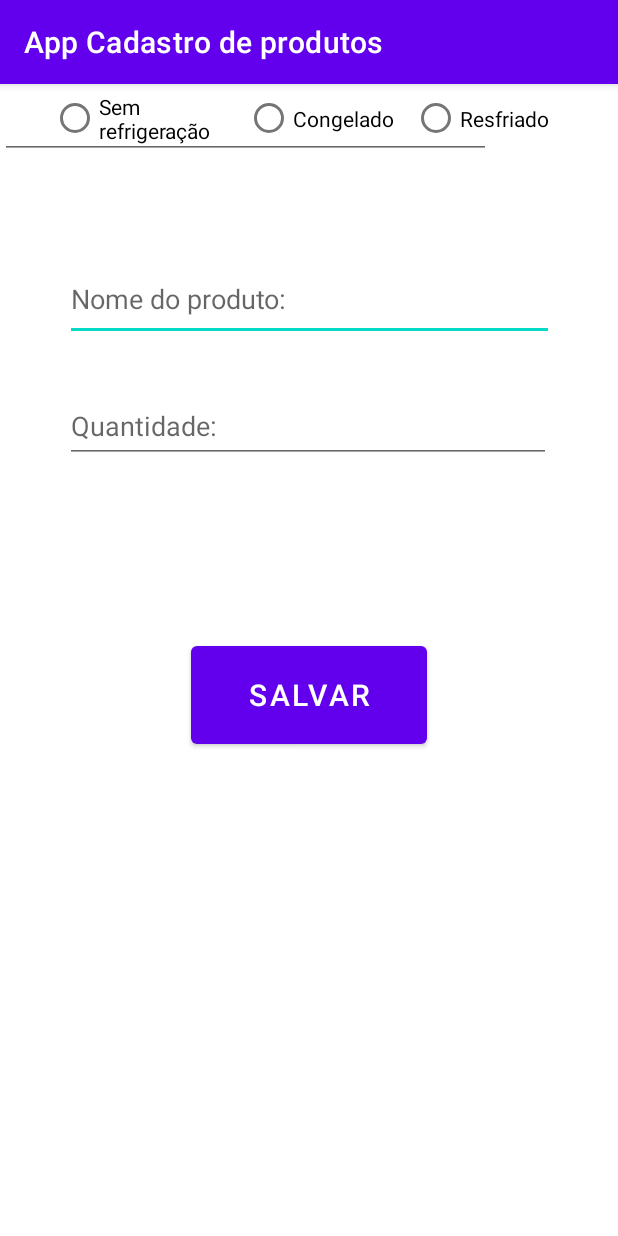
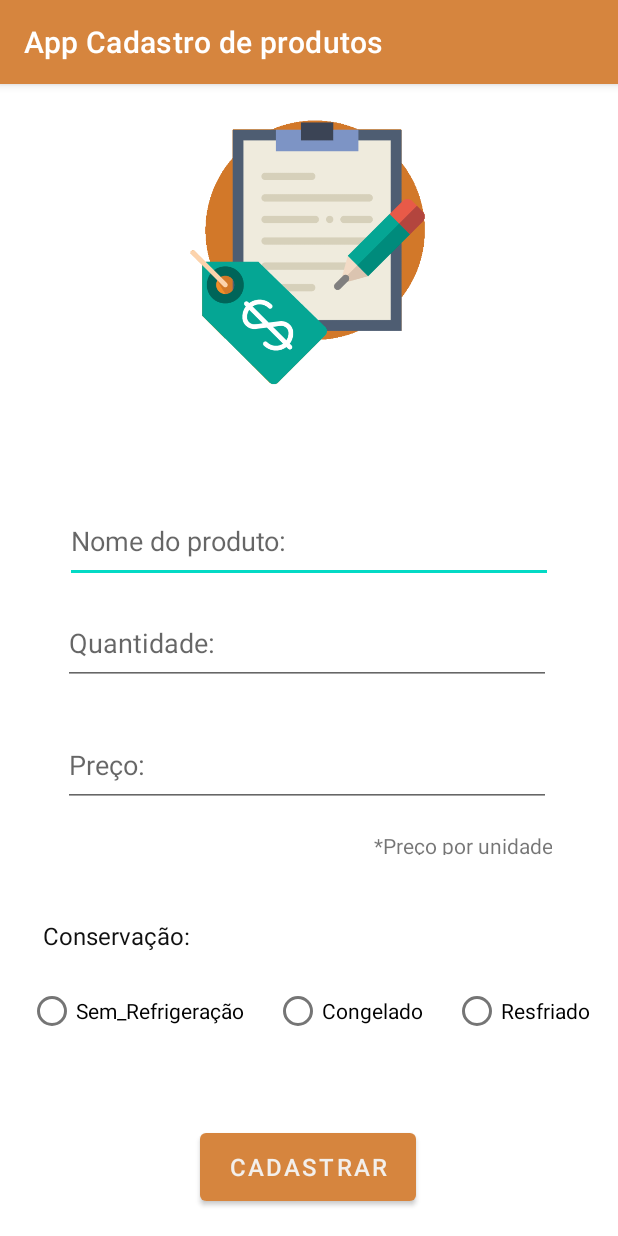
Before and after one commit to Duartesbruno/AppCadastroDeProdutos, an Android app: the screen it shows after launch (FormularioActivity), after a tap on an icon or button, on a phone screen of 412 x 824 dp. Run offline under Robolectric (Android 15) with nearby library versions, the phone set to English and light mode, and no system bars.

Commit message:
Novas alteracoes

```diff
--- a/app/src/main/java/com/bruno/appcadastrodeprodutos/Conexao.java
+++ b/app/src/main/java/com/bruno/appcadastrodeprodutos/Conexao.java
@@ -19,7 +19,9 @@ public class Conexao extends SQLiteOpenHelper {
         db.execSQL("CREATE TABLE produtos ( " +
                 " id INTEGER NOT NULL PRIMARY KEY AUTOINCREMENT ," +
                 " nome TEXT NOT NULL ," +
-                " quantidade TEXT NOT NULL ) " );
+                " quantidade TEXT NOT NULL," +
+                " preco TEXT NOT NULL, " +
+                " conservacao NOT NULL ) " );
     }
 
     @Override
--- a/app/src/main/java/com/bruno/appcadastrodeprodutos/MainActivity.java
+++ b/app/src/main/java/com/bruno/appcadastrodeprodutos/MainActivity.java
@@ -61,7 +61,7 @@ public class MainActivity extends AppCompatActivity {
 
         if( listProdutos.isEmpty() ){
             lvProdutos.setEnabled(false);
-            String[] listaVazia = {"Lista Vazia!"};
+            String[] listaVazia = {"0 Items"};
             adapter = new  ArrayAdapter(this, android.R.layout.simple_list_item_1, listaVazia);
         }else {
             lvProdutos.setEnabled(true);
--- a/app/src/main/res/layout/activity_formulario.xml
+++ b/app/src/main/res/layout/activity_formulario.xml
@@ -8,88 +8,132 @@
 
     <EditText
         android:id="@+id/etNome"
-        android:layout_width="326dp"
+        android:layout_width="325dp"
         android:layout_height="55dp"
-        android:layout_marginTop="116dp"
         android:ems="10"
         android:hint="@string/txtNomeProduto"
         android:inputType="textCapWords"
+        app:layout_constraintBottom_toBottomOf="parent"
         app:layout_constraintEnd_toEndOf="parent"
         app:layout_constraintStart_toStartOf="parent"
-        app:layout_constraintTop_toTopOf="parent" />
+        app:layout_constraintTop_toTopOf="parent"
+        app:layout_constraintVertical_bias="0.389" />
 
     <EditText
         android:id="@+id/etQto"
-        android:layout_width="324dp"
-        android:layout_height="49dp"
-        android:layout_marginTop="32dp"
+        android:layout_width="325dp"
+        android:layout_height="55dp"
         android:ems="10"
         android:hint="@string/txtQuantidade"
         android:inputType="number"
+        app:layout_constraintBottom_toBottomOf="parent"
         app:layout_constraintEnd_toEndOf="parent"
-        app:layout_constraintHorizontal_bias="0.494"
+        app:layout_constraintHorizontal_bias="0.488"
         app:layout_constraintStart_toStartOf="parent"
-        app:layout_constraintTop_toBottomOf="@+id/etNome" />
+        app:layout_constraintTop_toTopOf="parent"
+        app:layout_constraintVertical_bias="0.485" />
 
     <EditText
-        android:id="@+id/etValor"
-        android:layout_width="327dp"
-        android:layout_height="50dp"
+        android:id="@+id/etPreco"
+        android:layout_width="325dp"
+        android:layout_height="55dp"
         android:ems="10"
-        android:inputType="number"
-        tools:layout_editor_absoluteX="43dp"
-        tools:layout_editor_absoluteY="274dp" />
-
-    <Button
-        android:id="@+id/btnSalvar"
-        android:layout_width="157dp"
-        android:layout_height="77dp"
-        android:text="@string/txtSalvar"
-        android:textSize="20sp"
+        android:hint="@string/txtPreco"
+        android:inputType="numberDecimal"
         app:layout_constraintBottom_toBottomOf="parent"
         app:layout_constraintEnd_toEndOf="parent"
+        app:layout_constraintHorizontal_bias="0.488"
         app:layout_constraintStart_toStartOf="parent"
-        app:layout_constraintTop_toBottomOf="@+id/radioGroup" />
+        app:layout_constraintTop_toTopOf="parent"
+        app:layout_constraintVertical_bias="0.599" />
+
+    <TextView
+        android:id="@+id/textView2"
+        android:layout_width="121dp"
+        android:layout_height="16dp"
+        android:gravity="right"
+        android:text="@string/txtInfoPreco"
+        app:layout_constraintBottom_toBottomOf="parent"
+        app:layout_constraintEnd_toEndOf="parent"
+        app:layout_constraintHorizontal_bias="0.848"
+        app:layout_constraintStart_toStartOf="parent"
+        app:layout_constraintTop_toTopOf="parent"
+        app:layout_constraintVertical_bias="0.662" />
 
     <TextView
         android:id="@+id/textView"
         android:layout_width="wrap_content"
         android:layout_height="wrap_content"
+        android:gravity="left"
         android:text="@string/txtConservacao"
         android:textColor="#101010"
-        app:layout_constraintBottom_toTopOf="@+id/radioGroup"
+        android:textSize="16sp"
+        app:layout_constraintBottom_toBottomOf="parent"
         app:layout_constraintEnd_toEndOf="parent"
-        app:layout_constraintHorizontal_bias="0.105"
-        app:layout_constraintStart_toStartOf="parent" />
+        app:layout_constraintHorizontal_bias="0.092"
+        app:layout_constraintStart_toStartOf="parent"
+        app:layout_constraintTop_toTopOf="parent"
+        app:layout_constraintVertical_bias="0.746" />
 
     <RadioGroup
-        android:id="@+id/radioGroup"
-        android:layout_width="343dp"
-        android:layout_height="46dp"
+        android:id="@+id/rgConservacao"
+        android:layout_width="match_parent"
+        android:layout_height="wrap_content"
         android:gravity="center"
         android:orientation="horizontal"
+        app:layout_constraintBottom_toBottomOf="parent"
         app:layout_constraintEnd_toEndOf="parent"
+        app:layout_constraintHorizontal_bias="0.0"
         app:layout_constraintStart_toStartOf="parent"
-        tools:layout_editor_absoluteY="370dp">
+        app:layout_constraintTop_toTopOf="parent"
+        app:layout_constraintVertical_bias="0.825">
 
         <RadioButton
             android:id="@+id/rbSemRefrigercao"
-            android:layout_width="129dp"
+            android:layout_width="wrap_content"
             android:layout_height="wrap_content"
+            android:layout_marginHorizontal="15px"
             android:text="@string/txtSem_refrigeracao" />
 
         <RadioButton
             android:id="@+id/rbCongelado"
-            android:layout_width="111dp"
+            android:layout_width="wrap_content"
             android:layout_height="wrap_content"
+            android:layout_marginHorizontal="15px"
             android:text="@string/txtCongelado" />
 
         <RadioButton
             android:id="@+id/rbResfriado"
-            android:layout_width="104dp"
+            android:layout_width="wrap_content"
             android:layout_height="wrap_content"
+            android:layout_marginHorizontal="15px"
             android:text="@string/txtResfriado" />
 
     </RadioGroup>
 
+    <Button
+        android:id="@+id/btnSalvar"
+        android:layout_width="144dp"
+        android:layout_height="57dp"
+        android:text="@string/txtCadastrar"
+        android:textSize="16sp"
+        app:iconTint="@color/orange_700"
+        app:layout_constraintBottom_toBottomOf="parent"
+        app:layout_constraintEnd_toEndOf="parent"
+        app:layout_constraintHorizontal_bias="0.498"
+        app:layout_constraintStart_toStartOf="parent"
+        app:layout_constraintTop_toTopOf="parent"
+        app:layout_constraintVertical_bias="0.976" />
+
+    <ImageView
+        android:id="@+id/imageView2"
+        android:layout_width="213dp"
+        android:layout_height="189dp"
+        app:layout_constraintBottom_toBottomOf="parent"
+        app:layout_constraintEnd_toEndOf="parent"
+        app:layout_constraintStart_toStartOf="parent"
+        app:layout_constraintTop_toTopOf="parent"
+        app:layout_constraintVertical_bias="0.029"
+        app:srcCompat="@drawable/logo" />
+
 </androidx.constraintlayout.widget.ConstraintLayout>
--- a/app/src/main/res/layout/activity_main.xml
+++ b/app/src/main/res/layout/activity_main.xml
@@ -15,10 +15,10 @@
 
     <Button
         android:id="@+id/btnAdd"
-        android:layout_width="109dp"
-        android:layout_height="110dp"
+        android:layout_width="99dp"
+        android:layout_height="97dp"
         android:layout_marginBottom="16dp"
-        android:background="@android:drawable/ic_input_add"
+        android:background="@drawable/icon_add"
         android:backgroundTint="@color/black"
         app:layout_constraintBottom_toBottomOf="parent"
         app:layout_constraintEnd_toEndOf="parent"
--- a/app/src/main/res/values-night/themes.xml
+++ b/app/src/main/res/values-night/themes.xml
@@ -2,8 +2,8 @@
     <!-- Base application theme. -->
     <style name="Theme.AppCadastroDeProdutos" parent="Theme.MaterialComponents.DayNight.DarkActionBar">
         <!-- Primary brand color. -->
-        <item name="colorPrimary">@color/purple_200</item>
-        <item name="colorPrimaryVariant">@color/purple_700</item>
+        <item name="colorPrimary">@color/orange_200</item>
+        <item name="colorPrimaryVariant">@color/orange_700</item>
         <item name="colorOnPrimary">@color/black</item>
         <!-- Secondary brand color. -->
         <item name="colorSecondary">@color/teal_200</item>
--- a/app/src/main/res/values/colors.xml
+++ b/app/src/main/res/values/colors.xml
@@ -1,10 +1,10 @@
 <?xml version="1.0" encoding="utf-8"?>
 <resources>
-    <color name="purple_200">#FFBB86FC</color>
-    <color name="purple_500">#FF6200EE</color>
-    <color name="purple_700">#FF3700B3</color>
+    <color name="orange_200">#DFA069</color>
+    <color name="orange_500">#D6853E</color>
+    <color name="orange_700">#D27829</color>
     <color name="teal_200">#FF03DAC5</color>
     <color name="teal_700">#FF018786</color>
     <color name="black">#FF000000</color>
-    <color name="white">#FFFFFFFF</color>
+    <color name="white">#F4F4F4F4</color>
 </resources>
--- a/app/src/main/res/values/strings.xml
+++ b/app/src/main/res/values/strings.xml
@@ -3,10 +3,11 @@
     <string name="action_settings">Settings</string>
     <string name="txtNomeProduto">Nome do produto: </string>
     <string name="txtQuantidade">Quantidade: </string>
-    <string name="txtValor">Valor: </string>
+    <string name="txtPreco">Preço: </string>
+    <string name="txtInfoPreco">*Preço por unidade</string>
     <string name="txtConservacao">Conservação: </string>
-    <string name="txtSem_refrigeracao">Sem refrigeração</string>
+    <string name="txtSem_refrigeracao">Sem_Refrigeração</string>
     <string name="txtResfriado">Resfriado</string>
     <string name="txtCongelado">Congelado</string>
-    <string name="txtSalvar">SALVAR</string>
+    <string name="txtCadastrar">Cadastrar</string>
 </resources>
--- a/app/src/main/res/values/themes.xml
+++ b/app/src/main/res/values/themes.xml
@@ -2,8 +2,8 @@
     <!-- Base application theme. -->
     <style name="Theme.AppCadastroDeProdutos" parent="Theme.MaterialComponents.DayNight.DarkActionBar">
         <!-- Primary brand color. -->
-        <item name="colorPrimary">@color/purple_500</item>
-        <item name="colorPrimaryVariant">@color/purple_700</item>
+        <item name="colorPrimary">@color/orange_500</item>
+        <item name="colorPrimaryVariant">@color/orange_700</item>
         <item name="colorOnPrimary">@color/white</item>
         <!-- Secondary brand color. -->
         <item name="colorSecondary">@color/teal_200</item>
```
Also changed, not shown: app/src/main/java/com/bruno/appcadastrodeprodutos/Conservacao.java (added, +11 -0 lines), app/src/main/java/com/bruno/appcadastrodeprodutos/FormularioActivity.java (+32 -8 lines), app/src/main/java/com/bruno/appcadastrodeprodutos/Produto.java (+29 -11 lines), app/src/main/java/com/bruno/appcadastrodeprodutos/ProdutoDAO.java (+9 -20 lines), app/src/main/res/drawable/icon_add.png (added), app/src/main/res/drawable/logo.png (added), 3 other files.
